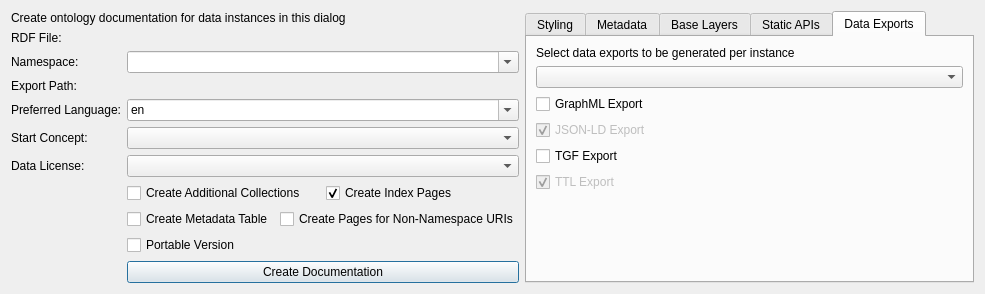
Old version of the form dialogs/ui/ontdocdialog.ui in the repository sparqlunicorn/sparqlunicornGoesGIS.
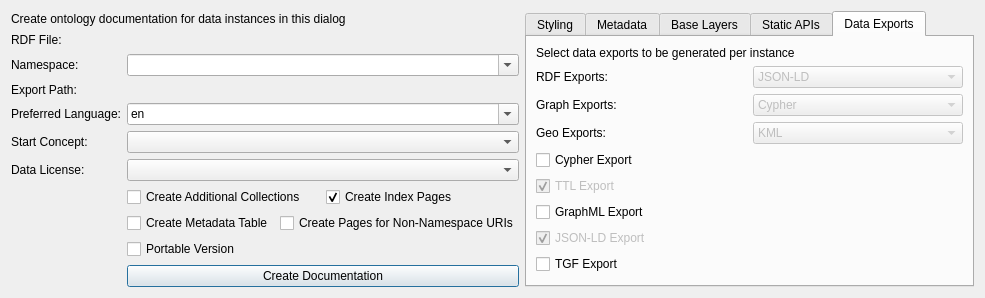
New version of the form. The open tabs and pages were chosen to show the change. Icons and pictures are not drawn. Custom widgets are drawn as their Qt base class.

Diff of the .ui file:
```diff
--- a/dialogs/ui/ontdocdialog.ui
+++ b/dialogs/ui/ontdocdialog.ui
@@ -155,7 +155,7 @@
    <item row="1" column="2" rowspan="11">
     <widget class="QTabWidget" name="tabWidget">
      <property name="currentIndex">
-      <number>0</number>
+      <number>4</number>
      </property>
      <widget class="QWidget" name="stylingTab">
       <attribute name="title">
@@ -410,7 +410,44 @@
        <string>Data Exports</string>
       </attribute>
       <layout class="QGridLayout" name="gridLayout_6">
-       <item row="6" column="0">
+       <item row="2" column="0">
+        <widget class="QLabel" name="label_3">
+         <property name="text">
+          <string>Graph Exports:</string>
+         </property>
+        </widget>
+       </item>
+       <item row="4" column="0">
+        <widget class="QCheckBox" name="cypherCBox">
+         <property name="text">
+          <string>Cypher Export</string>
+         </property>
+        </widget>
+       </item>
+       <item row="1" column="0">
+        <widget class="QLabel" name="label_2">
+         <property name="text">
+          <string>RDF Exports:</string>
+         </property>
+        </widget>
+       </item>
+       <item row="5" column="0">
+        <widget class="QCheckBox" name="ttlExportCBox">
+         <property name="enabled">
+          <bool>false</bool>
+         </property>
+         <property name="text">
+          <string>TTL Export</string>
+         </property>
+         <property name="checkable">
+          <bool>true</bool>
+         </property>
+         <property name="checked">
+          <bool>true</bool>
+         </property>
+        </widget>
+       </item>
+       <item row="10" column="0" colspan="2">
         <spacer name="verticalSpacer_2">
          <property name="orientation">
           <enum>Qt::Vertical</enum>
@@ -423,14 +460,14 @@
          </property>
         </spacer>
        </item>
-       <item row="0" column="0">
+       <item row="0" column="0" colspan="2">
         <widget class="QLabel" name="label">
          <property name="text">
           <string>Select data exports to be generated per instance</string>
          </property>
         </widget>
        </item>
-       <item row="3" column="0">
+       <item row="7" column="0" colspan="2">
         <widget class="QCheckBox" name="jsonldExportCBox">
          <property name="enabled">
           <bool>false</bool>
@@ -443,38 +480,107 @@
          </property>
         </widget>
        </item>
-       <item row="5" column="0">
-        <widget class="QCheckBox" name="ttlExportCBox">
-         <property name="enabled">
-          <bool>false</bool>
-         </property>
-         <property name="text">
-          <string>TTL Export</string>
-         </property>
-         <property name="checkable">
-          <bool>true</bool>
-         </property>
-         <property name="checked">
-          <bool>true</bool>
-         </property>
-        </widget>
-       </item>
-       <item row="2" column="0">
-        <widget class="QCheckBox" name="graphmlExportCBox">
-         <property name="text">
-          <string>GraphML Export</string>
-         </property>
-        </widget>
-       </item>
-       <item row="4" column="0">
+       <item row="8" column="0" colspan="2">
         <widget class="QCheckBox" name="tgfExportCBox">
          <property name="text">
           <string>TGF Export</string>
          </property>
         </widget>
        </item>
-       <item row="1" column="0">
-        <widget class="QgsCheckableComboBox" name="exportsCBox"/>
+       <item row="2" column="1">
+        <widget class="QgsCheckableComboBox" name="graphExportCBox">
+         <property name="enabled">
+          <bool>false</bool>
+         </property>
+         <item>
+          <property name="text">
+           <string>Cypher</string>
+          </property>
+         </item>
+         <item>
+          <property name="text">
+           <string>GraphML</string>
+          </property>
+         </item>
+         <item>
+          <property name="text">
+           <string>TGF</string>
+          </property>
+         </item>
+        </widget>
+       </item>
+       <item row="6" column="0" colspan="2">
+        <widget class="QCheckBox" name="graphmlExportCBox">
+         <property name="text">
+          <string>GraphML Export</string>
+         </property>
+        </widget>
+       </item>
+       <item row="1" column="1">
+        <widget class="QgsCheckableComboBox" name="rdfExportsCBox">
+         <property name="enabled">
+          <bool>false</bool>
+         </property>
+         <item>
+          <property name="text">
+           <string>JSON-LD</string>
+          </property>
+         </item>
+         <item>
+          <property name="text">
+           <string>NT</string>
+          </property>
+         </item>
+         <item>
+          <property name="text">
+           <string>N3</string>
+          </property>
+         </item>
+         <item>
+          <property name="text">
+           <string>RDF/XML</string>
+          </property>
+         </item>
+         <item>
+          <property name="text">
+           <string>TRIX</string>
+          </property>
+         </item>
+         <item>
+          <property name="text">
+           <string>TRIG</string>
+          </property>
+         </item>
+         <item>
+          <property name="text">
+           <string>TTL</string>
+          </property>
+         </item>
+        </widget>
+       </item>
+       <item row="3" column="0">
+        <widget class="QLabel" name="label_4">
+         <property name="text">
+          <string>Geo Exports:</string>
+         </property>
+        </widget>
+       </item>
+       <item row="3" column="1">
+        <widget class="QgsCheckableComboBox" name="mComboBox">
+         <property name="enabled">
+          <bool>false</bool>
+         </property>
+         <item>
+          <property name="text">
+           <string>KML</string>
+          </property>
+         </item>
+         <item>
+          <property name="text">
+           <string>GML</string>
+          </property>
+         </item>
+        </widget>
        </item>
       </layout>
      </widget>
```
